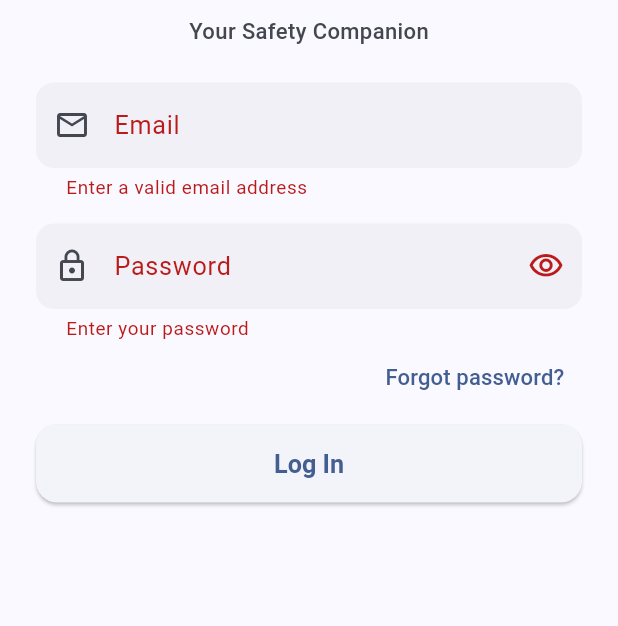
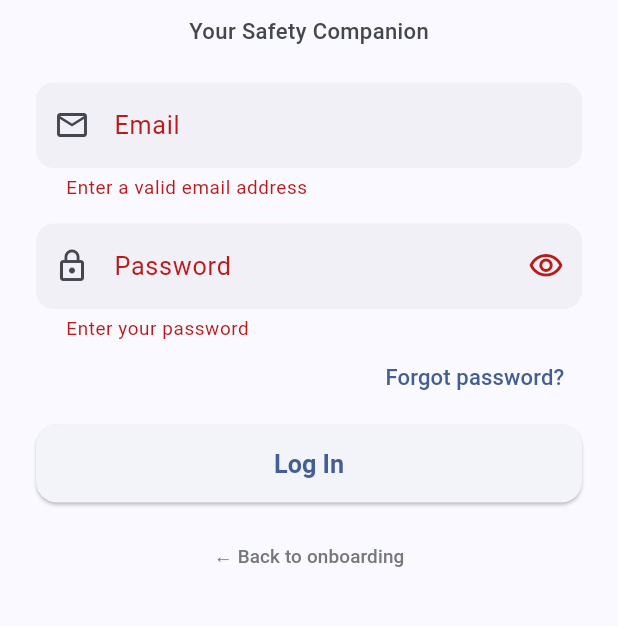
Before and after one commit to IsagoMogadile/SafeStep, a Flutter app: the LoginScreen screen opened directly, after a tap on "Log In", on a phone screen of 412 x 824 dp, the part 228-854 px from its top. Run offline on Flutter 3.47's test engine with Material 3 defaults, Android fonts, the phone set to English and light mode, and no system bars; our stand-ins replace connectivity_plus, flutter_contacts, flutter_dotenv, flutter_local_notifications, flutter_map, flutter_tts and 6 more; missing offline and left inert: google_mlkit_text_recognition, home_widget; accounts and stored records are empty.

Commit message:
Add onboarding shortcut on login, and make Monitor My Journey notification-only
- Login screen: small "Back to onboarding" button so testing the signup/
  welcome flow doesn't require reinstalling the app each time.
- Monitor My Journey: a trusted contact picked as a monitor now only gets
  a one-shot notification when the journey starts. Previously they also
  showed up in "Journeys You Track" with a live map — that was more than
  this flow was meant to offer; live tracking stays exclusive to the
  Invite a Companion flow, which is actually built around it. Split the
  repository's combined query into a trackable-sessions query
  (invite_companion only) and a separate notification-detection query
  (self_monitored), and updated the poller and Safe Walks hub copy to
  match.
- web/vercel.json: SPA rewrite for the admin web build, now inside the
  Flutter web source folder so it survives every `flutter build web`.

```diff
--- a/lib/features/auth/presentation/login_screen.dart
+++ b/lib/features/auth/presentation/login_screen.dart
@@ -8,6 +8,7 @@ import '../data/auth_repository.dart';
 import '../domain/app_role.dart';
 import 'forgot_password_screen.dart';
 import 'incomplete_account_screen.dart';
+import 'welcome_screen.dart';
 import 'widgets/auth_branding_header.dart';
 
 class LoginScreen extends StatefulWidget {
@@ -172,6 +173,22 @@ class _LoginScreenState extends State<LoginScreen> {
                         )
                       : const Text('Log In'),
                 ),
+                const SizedBox(height: 12),
+                // Testing convenience only — lets whoever's demoing jump
+                // back to onboarding without reinstalling/rebuilding the
+                // app just to see that flow again.
+                Center(
+                  child: TextButton(
+                    onPressed: () => Navigator.of(context).pushAndRemoveUntil(
+                      MaterialPageRoute(builder: (_) => const WelcomeScreen()),
+                      (route) => false,
+                    ),
+                    style: TextButton.styleFrom(
+                      foregroundColor: Theme.of(context).colorScheme.outline,
+                    ),
+                    child: const Text('← Back to onboarding', style: TextStyle(fontSize: 12)),
+                  ),
+                ),
               ],
             ),
           ),
--- a/lib/features/student/presentation/walk_with_me/walk_hub_screen.dart
+++ b/lib/features/student/presentation/walk_with_me/walk_hub_screen.dart
@@ -37,9 +37,9 @@ class WalkHubScreen extends StatelessWidget {
             iconColor: colorScheme.primary,
             title: 'Monitor my own journey',
             description:
-                'Set a timer. Whoever you pick can track you live on a map '
-                "until you arrive — and if you don't check in, we notify "
-                'your contacts and security.',
+                "Set a timer. Whoever you pick is notified when you start — "
+                "and if you don't check in, we notify your contacts and "
+                'security.',
             onTap: () => Navigator.of(context).push(
               MaterialPageRoute(builder: (_) => const WalkTimerScreen()),
             ),
```
Also changed, not shown: lib/features/student/data/monitored_journey_poller.dart (+38 -26 lines), lib/features/student/data/walk_session_repository.dart (+41 -20 lines), 2 other files.
